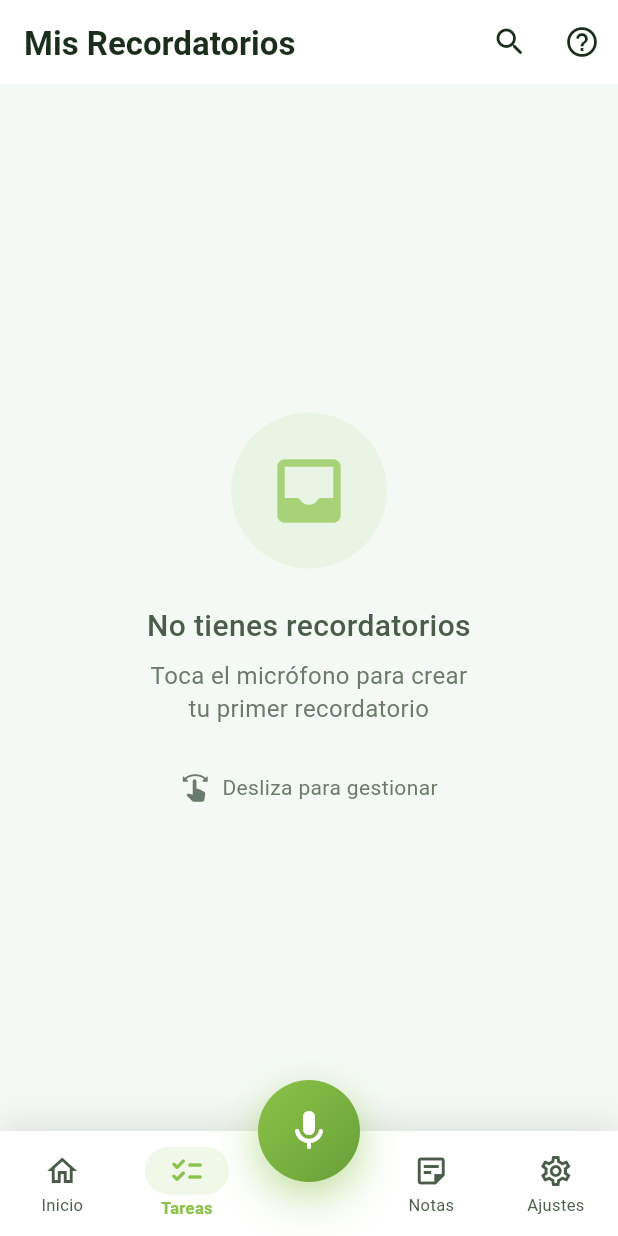
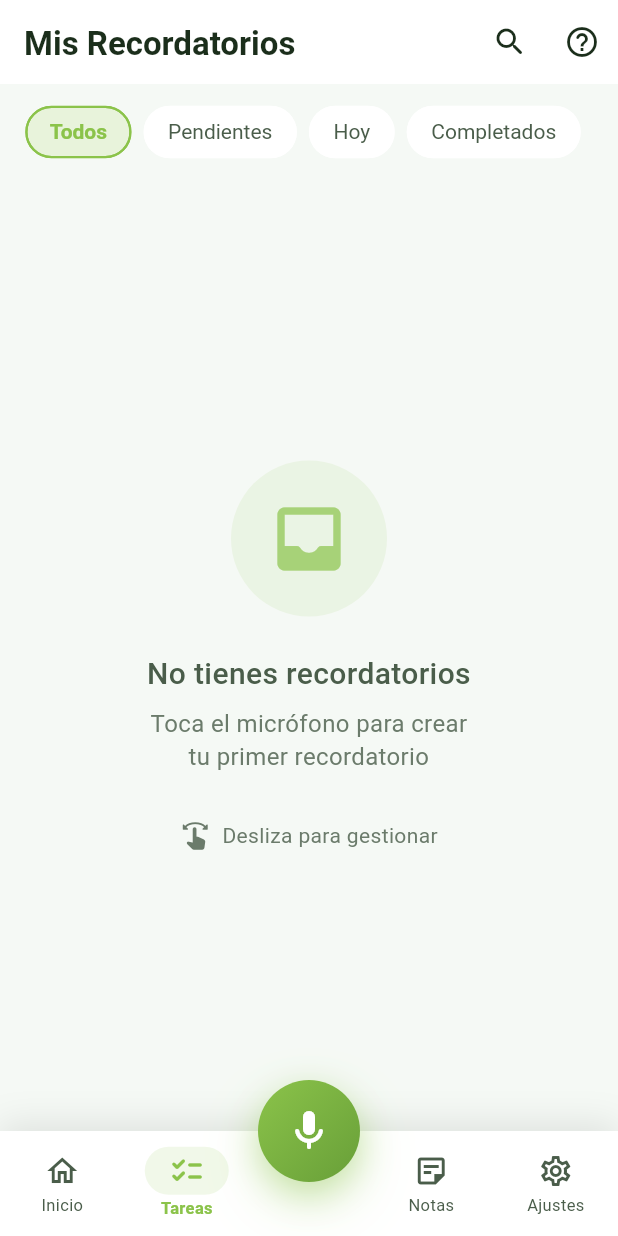
Before and after one commit to Tacuchi/let-me-know, a Flutter app: the ReminderListPage screen opened by its route, on a phone screen of 412 x 824 dp. Run offline on Flutter 3.47's test engine with Material 3 defaults, Android fonts, the phone set to English and light mode, and no system bars; our stand-ins replace drift, equatable, flutter_bloc, flutter_local_notifications, flutter_timezone, flutter_tts and 6 more; accounts and stored records are empty; generated files the repository leaves out were written again; statements that could not run were skipped.

Commit message:
feat(reminders): add filter chips with completed filter
- Add _buildFilters widget with horizontal filter chips
- Filters: all, pending, today, completed
- Update _buildEmptyState with contextual messages per filter

```diff
--- a/lib/features/reminders/presentation/pages/reminder_list_page.dart
+++ b/lib/features/reminders/presentation/pages/reminder_list_page.dart
@@ -114,8 +114,7 @@ class _ReminderListPageState extends State<ReminderListPage>
               opacity: _fadeAnimation,
               child: Column(
                 children: [
-                  // Filtros eliminados para simplificar UI
-                  // _buildFilters(isDark, filter),
+                  _buildFilters(isDark, filter),
 
                   if (filter == ReminderListFilter.today)
                     _buildDaySummary(isDark, state),
@@ -133,7 +132,7 @@ class _ReminderListPageState extends State<ReminderListPage>
                       ),
                       ReminderListLoaded() =>
                         filtered.isEmpty
-                            ? _buildEmptyState(isDark)
+                            ? _buildEmptyState(isDark, filter: filter)
                             : _buildReminderList(isDark, filtered),
                     },
                   ),
@@ -146,7 +145,65 @@ class _ReminderListPageState extends State<ReminderListPage>
     );
   }
 
-  // Widget _buildFilters eliminado
+  Widget _buildFilters(bool isDark, ReminderListFilter currentFilter) {
+    final bgColor = isDark ? AppColors.bgSecondaryDark : AppColors.bgSecondary;
+    final selectedColor = isDark
+        ? AppColors.accentPrimaryDark
+        : AppColors.accentPrimary;
+    final unselectedColor = isDark
+        ? AppColors.textSecondaryDark
+        : AppColors.textSecondary;
+
+    // Filtros disponibles (excluye 'notes' porque tiene su propio tab)
+    const filters = [
+      ReminderListFilter.all,
+      ReminderListFilter.pending,
+      ReminderListFilter.today,
+      ReminderListFilter.completed,
+    ];
+
+    return SingleChildScrollView(
+      scrollDirection: Axis.horizontal,
+      padding: const EdgeInsets.symmetric(
+        horizontal: AppSpacing.screenPadding,
+        vertical: AppSpacing.sm,
+      ),
+      child: Row(
+        children: filters.map((filter) {
+          final isSelected = filter == currentFilter;
+          return Padding(
+            padding: const EdgeInsets.only(right: AppSpacing.sm),
+            child: FilterChip(
+              label: Text(filter.label),
+              selected: isSelected,
+              onSelected: (_) {
+                _feedbackService.light();
+                context.read<ReminderListCubit>().setFilter(filter);
+              },
+              backgroundColor: bgColor,
+              selectedColor: selectedColor.withValues(alpha: 0.2),
+              labelStyle: TextStyle(
+                color: isSelected ? selectedColor : unselectedColor,
+                fontWeight: isSelected ? FontWeight.w600 : FontWeight.w400,
+              ),
+              side: BorderSide(
+                color: isSelected ? selectedColor : Colors.transparent,
+                width: 1.5,
+              ),
+              shape: RoundedRectangleBorder(
+                borderRadius: BorderRadius.circular(AppSpacing.radiusFull),
+              ),
+              showCheckmark: false,
+              padding: const EdgeInsets.symmetric(
+                horizontal: AppSpacing.sm,
+                vertical: AppSpacing.xs,
+              ),
+            ),
+          );
+        }).toList(),
+      ),
+    );
+  }
 
 
   Widget _buildDaySummary(bool isDark, ReminderListState state) {
@@ -270,7 +327,7 @@ class _ReminderListPageState extends State<ReminderListPage>
     );
   }
 
-  Widget _buildEmptyState(bool isDark) {
+  Widget _buildEmptyState(bool isDark, {ReminderListFilter filter = ReminderListFilter.all}) {
     final textColor = isDark
         ? AppColors.textSecondaryDark
         : AppColors.textSecondary;
@@ -281,13 +338,36 @@ class _ReminderListPageState extends State<ReminderListPage>
         ? AppColors.accentPrimaryDark
         : AppColors.accentPrimary;
 
+    // Mensajes dinámicos según filtro
+    final (title, subtitle, icon) = switch (filter) {
+      ReminderListFilter.completed => (
+        'Sin completados',
+        'Cuando marques recordatorios\ncomo completados, aparecerán aquí',
+        Icons.done_all_rounded,
+      ),
+      ReminderListFilter.pending => (
+        'Sin pendientes',
+        '¡Genial! No tienes recordatorios\npendientes por atender',
+        Icons.check_circle_outline_rounded,
+      ),
+      ReminderListFilter.today => (
+        'Sin recordatorios para hoy',
+        'No tienes recordatorios\nprogramados para hoy',
+        Icons.today_rounded,
+      ),
+      _ => (
+        'No tienes recordatorios',
+        'Toca el micrófono para crear\ntu primer recordatorio',
+        Icons.inbox_rounded,
+      ),
+    };
+
     return Center(
       child: Padding(
         padding: const EdgeInsets.all(AppSpacing.xl),
         child: Column(
           mainAxisAlignment: MainAxisAlignment.center,
           children: [
-            // Ícono animado
             TweenAnimationBuilder<double>(
               tween: Tween(begin: 0.8, end: 1.0),
               duration: const Duration(milliseconds: 600),
@@ -302,7 +382,7 @@ class _ReminderListPageState extends State<ReminderListPage>
                       shape: BoxShape.circle,
                     ),
                     child: Icon(
-                      Icons.inbox_rounded,
+                      icon,
                       size: 56,
                       color: primaryColor.withValues(alpha: 0.7),
                     ),
@@ -312,18 +392,18 @@ class _ReminderListPageState extends State<ReminderListPage>
             ),
             const SizedBox(height: AppSpacing.lg),
             Text(
-              'No tienes recordatorios',
+              title,
               style: AppTypography.titleSmall.copyWith(color: textColor),
               textAlign: TextAlign.center,
             ),
             const SizedBox(height: AppSpacing.sm),
             Text(
-              'Toca el micrófono para crear\ntu primer recordatorio',
+              subtitle,
               style: AppTypography.bodyMedium.copyWith(color: helperColor),
               textAlign: TextAlign.center,
             ),
+            if (filter == ReminderListFilter.all) ...[
               const SizedBox(height: AppSpacing.xl),
-            // Hint visual
               Row(
                 mainAxisAlignment: MainAxisAlignment.center,
                 children: [
@@ -335,6 +415,7 @@ class _ReminderListPageState extends State<ReminderListPage>
                   ),
                 ],
               ),
+            ],
           ],
         ),
       ),
```
Lines whose indentation alone changed are shown as unchanged.
